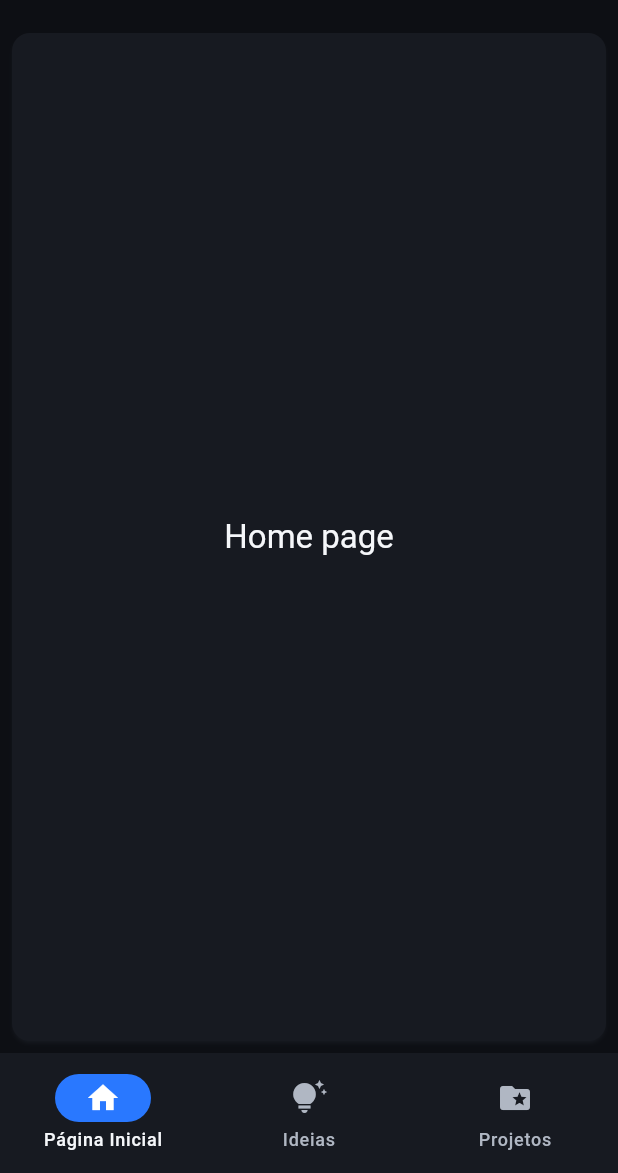
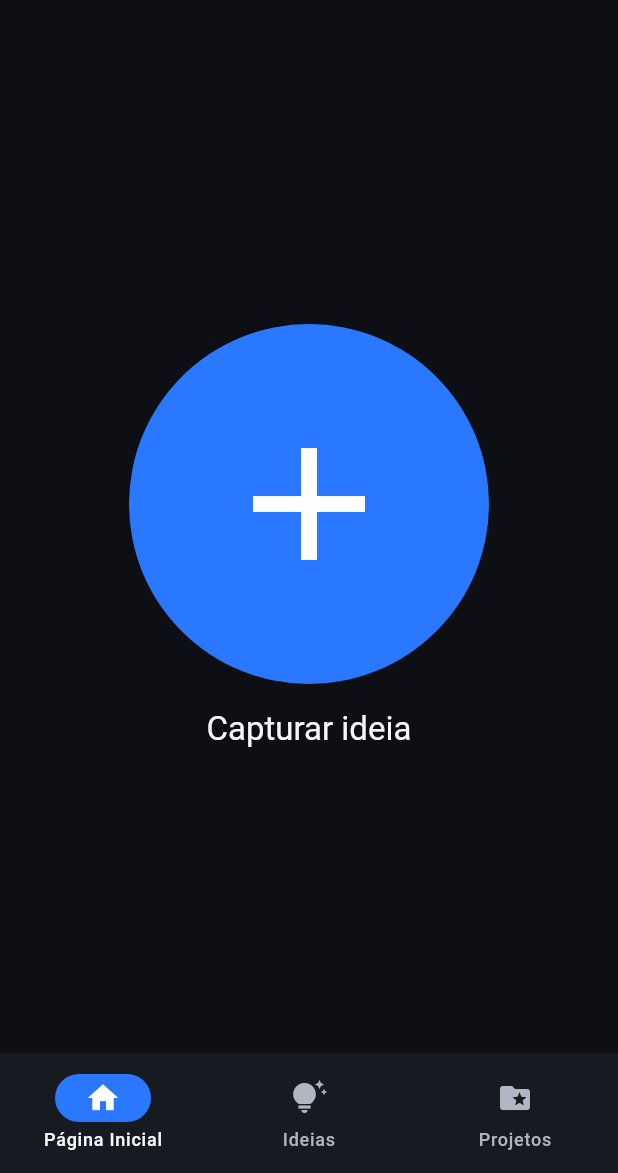
Before and after one commit to deborahsag/a3-usabilidade, a Flutter app: the screen it shows after launch, on a phone screen of 412 x 824 dp, the part 63-1236 px from its top. Run offline on Flutter 3.47's test engine with Material 3 defaults, Android fonts, the phone set to English and light mode, and no system bars; our stand-ins replace material_ui.

Commit message:
Terminou RegistroIdeia e fez CriarIdeia.

```diff
--- a/lib/capsula.dart
+++ b/lib/capsula.dart
@@ -1,6 +1,7 @@
 export 'data/ideia.dart';
+export 'screens/criar_ideia.dart';
+export 'screens/historico_ideias.dart';
 export 'screens/pagina_inicial.dart';
-export 'screens/historico_ideias.dart';
 export 'screens/registro_ideia.dart';
 export 'widgets/historico.dart';
 export 'widgets/card_ideia.dart';
--- a/lib/main.dart
+++ b/lib/main.dart
@@ -117,6 +117,14 @@ class _LayoutPrincipalState extends State<LayoutPrincipal> {
     ideias = List<Ideia>.of(ideiasExemplo);
   }
 
+  void abrirCriarIdeia() {
+    Navigator.of(context).push(
+      MaterialPageRoute(
+        builder: (context) => const CriarIdeia(),
+      ),
+    );
+  }
+
   void atualizarIdeia(Ideia ideiaAtualizada) {
     setState(() {
       ideias = ideias.map((ideia) {
@@ -127,6 +135,11 @@ class _LayoutPrincipalState extends State<LayoutPrincipal> {
     });
   }
 
+  void excluirIdeia(String id) {
+    setState(() {
+      ideias.removeWhere((ideia) => ideia.id == id);
+    });
+  }
 
   @override
   Widget build(BuildContext context) {
@@ -164,12 +177,13 @@ class _LayoutPrincipalState extends State<LayoutPrincipal> {
       body: <Widget>[
 
         /// Página Inicial
-        PaginaInicial(),
+        PaginaInicial(onCriarIdeia: abrirCriarIdeia),
 
         /// Histórico de Ideias
         HistoricoIdeias(
           ideias: ideias,
           onIdeiaAtualizada: atualizarIdeia,
+          onIdeiaExcluida: excluirIdeia,
         ),
 
         /// Histórico de Projetos
@@ -193,6 +207,7 @@ class _LayoutPrincipalState extends State<LayoutPrincipal> {
           ),
         ],
         onIdeiaAtualizada: atualizarIdeia,
+        onIdeiaExcluida: excluirIdeia,
       ),
       ][currentPageIndex],
     );
--- a/lib/screens/historico_ideias.dart
+++ b/lib/screens/historico_ideias.dart
@@ -7,10 +7,12 @@ class HistoricoIdeias extends StatelessWidget {
     super.key,
     required this.ideias,
     required this.onIdeiaAtualizada,
+    required this.onIdeiaExcluida,
   });
 
   final List<Ideia> ideias;
   final ValueChanged<Ideia> onIdeiaAtualizada;
+  final ValueChanged<String> onIdeiaExcluida;
 
   @override
   Widget build(BuildContext context) {
@@ -19,16 +21,21 @@ class HistoricoIdeias extends StatelessWidget {
         return CardIdeia(
           ideia: ideia,
           onTap: () async {
-            final ideiaAtualizada = await Navigator.of(context).push<Ideia>(
+            final resultado = await Navigator.of(context)
+                .push<ResultadoRegistroIdeia>(
               MaterialPageRoute(
                 builder: (context) => RegistroIdeia(ideia: ideia),
               ),
             );
 
-            if (ideiaAtualizada != null) {
-              onIdeiaAtualizada(ideiaAtualizada);
+            if (resultado == null) return;
+
+            if (resultado.excluida) {
+              onIdeiaExcluida(ideia.id);
+            } else if (resultado.ideia != null) {
+              onIdeiaAtualizada(resultado.ideia!);
             }
-          }
+          },
         );
       }).toList(),
     );
--- a/lib/screens/pagina_inicial.dart
+++ b/lib/screens/pagina_inicial.dart
@@ -1,19 +1,42 @@
 import 'package:material_ui/material_ui.dart';
 
 class PaginaInicial extends StatelessWidget {
-  const PaginaInicial({super.key});
+  const PaginaInicial({
+    super.key,
+    required this.onCriarIdeia,
+  });
+
+  final VoidCallback onCriarIdeia;
 
   @override
   Widget build(BuildContext context) {
-    final ThemeData theme = Theme.of(context);
-    return Card(
-          shadowColor: theme.colorScheme.outline,
-          margin: const .all(8.0),
-          child: SizedBox.expand(
-            child: Center(
-              child: Text('Home page', style: theme.textTheme.titleLarge),
+    final theme = Theme.of(context);
+
+    return Center(
+      child: Column(
+        mainAxisSize: MainAxisSize.min,
+        children: [
+          SizedBox(
+            width: 240,
+            height: 240,
+            child: FilledButton(
+              onPressed: onCriarIdeia,
+              style: FilledButton.styleFrom(
+                shape: const CircleBorder(),
+              ),
+              child: const Icon(
+                Icons.add,
+                size: 128,
+              ),
             ),
           ),
-        );
+          const SizedBox(height: 16),
+          Text(
+            'Capturar ideia',
+            style: theme.textTheme.titleLarge,
+          ),
+        ],
+      ),
+    );
   }
 }
--- a/lib/widgets/card_ideia.dart
+++ b/lib/widgets/card_ideia.dart
@@ -47,11 +47,11 @@ class CardIdeia extends StatelessWidget {
                       ideia.titulo,
                       maxLines: 2,
                       overflow: TextOverflow.ellipsis,
-                      style: theme.textTheme.displayMedium,
+                      style: theme.textTheme.displaySmall,
                     ),
                   )
                 ),
-                Divider(),
+                const Divider(),
                 Text(
                   ideia.timestamp,
                   style: theme.textTheme.bodySmall,
```
Also changed, not shown: lib/screens/criar_ideia.dart (added, +234 -0 lines), lib/screens/registro_ideia.dart (+149 -8 lines).
